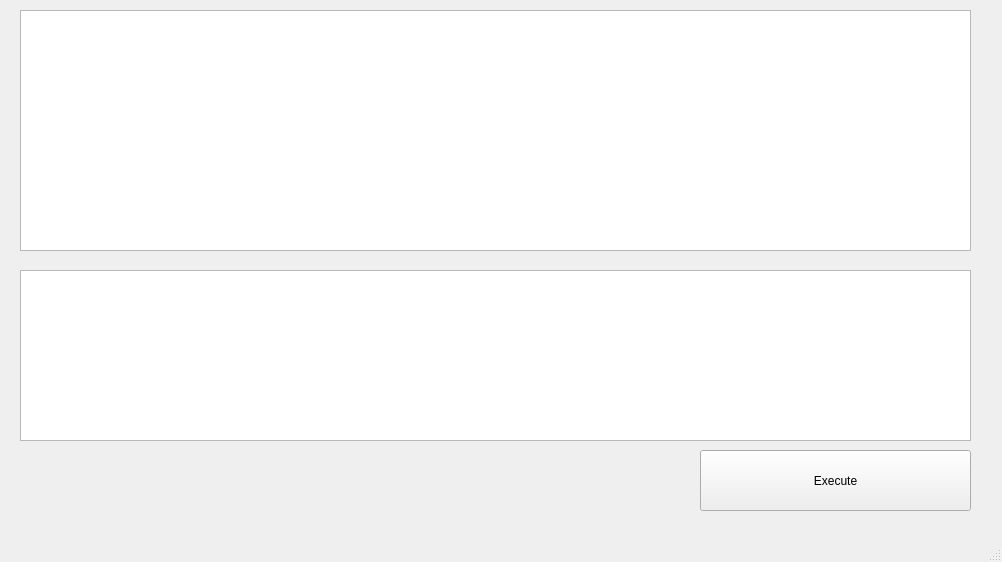
This is cpp/qt/Code-Execute/Code-Execute/mainwindow.ui in EdisoNewtong/Vector as Qt 5 draws it before an edit. The edited form follows.
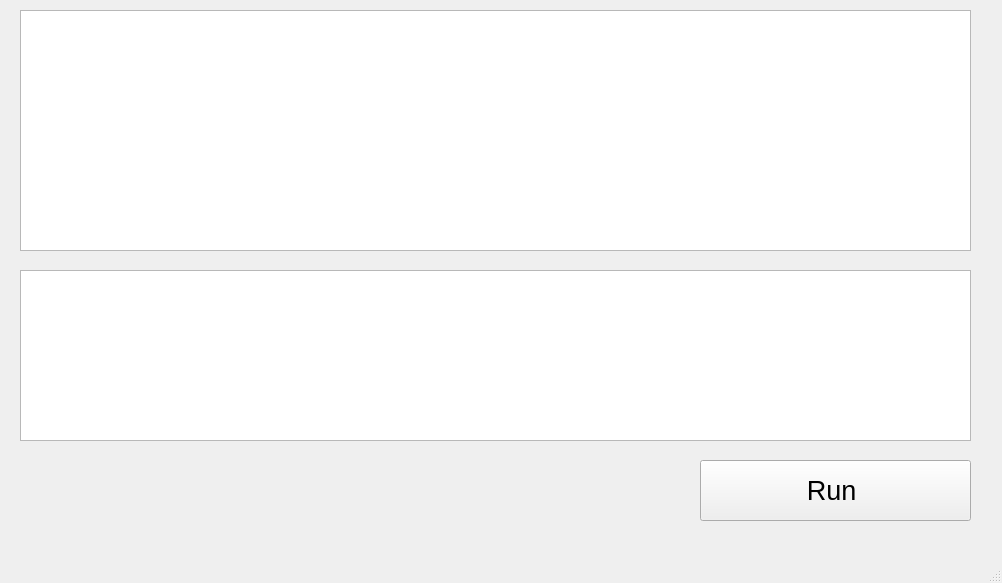
This is the edited form. Custom widgets are drawn as their Qt base class.

Commit message: [dev qt] Code-Execute 1.  Upgrade from  QPalinTextEdit  ==>    SuperTextEdit ( with line number )

```diff
--- a/cpp/qt/Code-Execute/Code-Execute/mainwindow.ui
+++ b/cpp/qt/Code-Execute/Code-Execute/mainwindow.ui
@@ -7,7 +7,7 @@
     <x>0</x>
     <y>0</y>
     <width>1002</width>
-    <height>562</height>
+    <height>583</height>
    </rect>
   </property>
   <property name="windowTitle">
@@ -48,13 +48,19 @@
     <property name="geometry">
      <rect>
       <x>700</x>
-      <y>450</y>
+      <y>460</y>
       <width>271</width>
       <height>61</height>
      </rect>
     </property>
+    <property name="font">
+     <font>
+      <family>Arial</family>
+      <pointsize>20</pointsize>
+     </font>
+    </property>
     <property name="text">
-     <string>Execute</string>
+     <string>Run </string>
     </property>
    </widget>
   </widget>
@@ -70,6 +76,13 @@
    </property>
   </widget>
  </widget>
+ <customwidgets>
+  <customwidget>
+   <class>SuperTextEdit</class>
+   <extends>QPlainTextEdit</extends>
+   <header>SuperTextEdit.h</header>
+  </customwidget>
+ </customwidgets>
  <resources/>
  <connections/>
 </ui>
```
Left out of the diff: 2 changed lines with no effect on the pictures. The commit also changes 3 other files.
